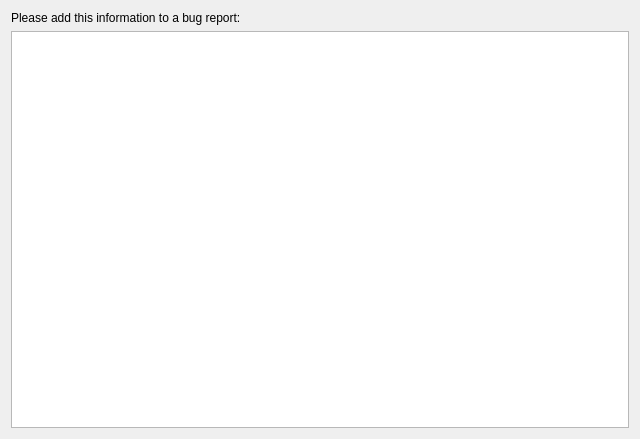
First picture: the form in plugins/extensions/buginfo/wdg_buginfo.ui, repository KDE/krita, before the edit.
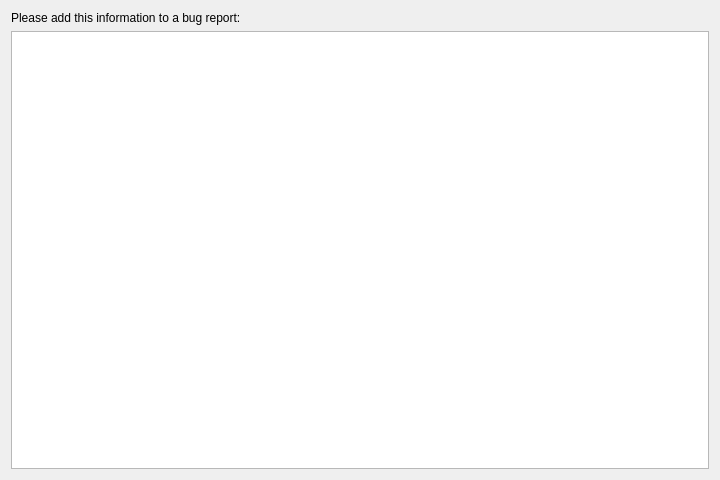
Second picture: the form after the edit.

Commit message:
DlgBugInfo: set a fixed minimum size instead of letting it run the height of the screen
Part-of: <https://invent.kde.org/graphics/krita/-/merge_requests/1701>

The edit to the form file:
```diff
--- a/plugins/extensions/buginfo/wdg_buginfo.ui
+++ b/plugins/extensions/buginfo/wdg_buginfo.ui
@@ -10,10 +10,16 @@
    <rect>
     <x>0</x>
     <y>0</y>
-    <width>640</width>
-    <height>439</height>
+    <width>720</width>
+    <height>480</height>
    </rect>
   </property>
+  <property name="minimumSize">
+   <size>
+    <width>720</width>
+    <height>480</height>
+   </size>
+  </property>
   <layout class="QGridLayout" name="gridLayout">
    <item column="0" row="0">
     <widget class="QLabel" name="label">
```
The commit also changes 1 other file.
